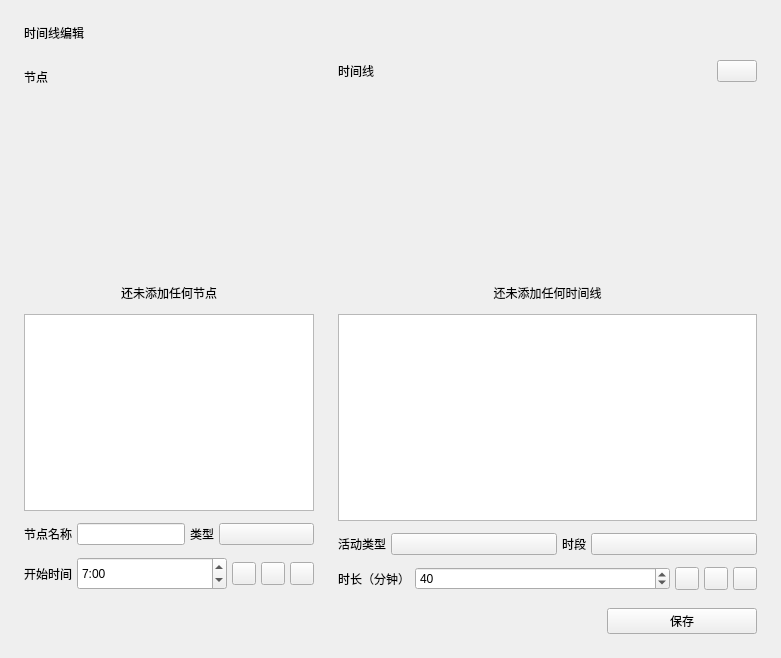
First picture: the form in view/menu/timeline_edit.ui, repository xuanxuan1231/Class-Widgets, before the edit.
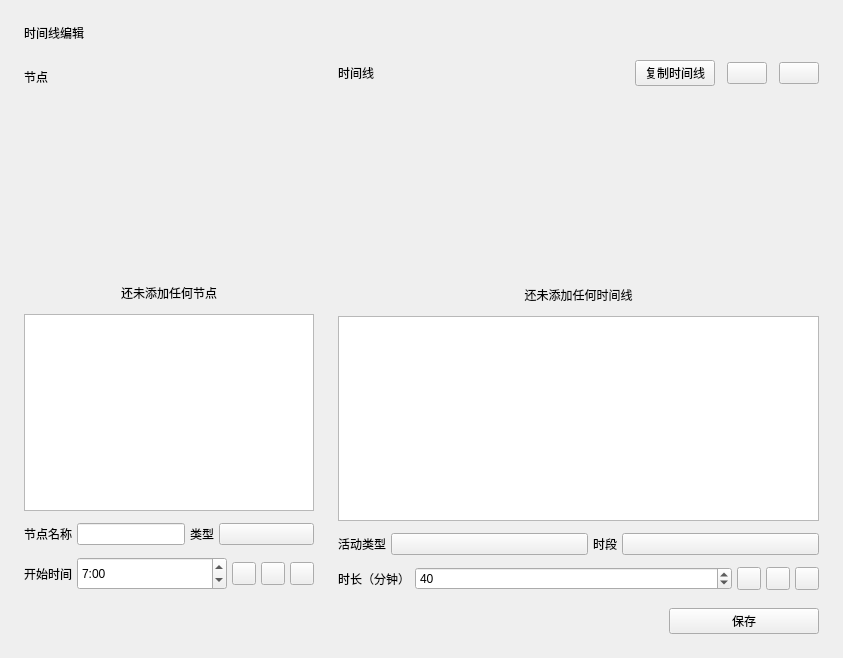
Second picture: the form after the edit. Custom widgets are drawn as their Qt base class.

Commit message:
feat: 单双周每日课表时间线独立 (#871)
close #264

TEST

- [x] timeline_edit / schedule_edit 页面
- [x] 添加时间线 （10 个以上）
- [x] 编辑时间线
- [x] 删除时间线
- [x] cw 主程序时间线工作 *应该没问题*
- [x] 导出为 cses
- [x] 从 cses 导入
- [x] 从不管哪天拷贝时间线

---------

```diff
--- a/view/menu/timeline_edit.ui
+++ b/view/menu/timeline_edit.ui
@@ -6,7 +6,7 @@
    <rect>
     <x>0</x>
     <y>0</y>
-    <width>781</width>
+    <width>843</width>
     <height>658</height>
    </rect>
   </property>
@@ -270,10 +270,42 @@
         <layout class="QHBoxLayout" name="horizontalLayout_8">
          <item>
           <widget class="SubtitleLabel" name="SubtitleLabel">
+           <property name="sizePolicy">
+            <sizepolicy hsizetype="Minimum" vsizetype="Preferred">
+             <horstretch>0</horstretch>
+             <verstretch>0</verstretch>
+            </sizepolicy>
+           </property>
            <property name="text">
             <string>时间线</string>
            </property>
-          <property name="wordWrap"><bool>true</bool></property></widget>
+           <property name="wordWrap">
+            <bool>true</bool>
+           </property>
+          </widget>
+         </item>
+         <item>
+          <widget class="PushButton" name="copy_timeline">
+           <property name="sizePolicy">
+            <sizepolicy hsizetype="Maximum" vsizetype="Fixed">
+             <horstretch>0</horstretch>
+             <verstretch>0</verstretch>
+            </sizepolicy>
+           </property>
+           <property name="text">
+            <string>复制时间线</string>
+           </property>
+          </widget>
+         </item>
+         <item>
+          <widget class="ComboBox" name="select_week_type">
+           <property name="sizePolicy">
+            <sizepolicy hsizetype="Maximum" vsizetype="Fixed">
+             <horstretch>0</horstretch>
+             <verstretch>0</verstretch>
+            </sizepolicy>
+           </property>
+          </widget>
          </item>
          <item>
           <widget class="ComboBox" name="select_timeline">
```
Left out of the diff: 68 changed lines with no effect on the pictures. The commit also changes 6 other files.
